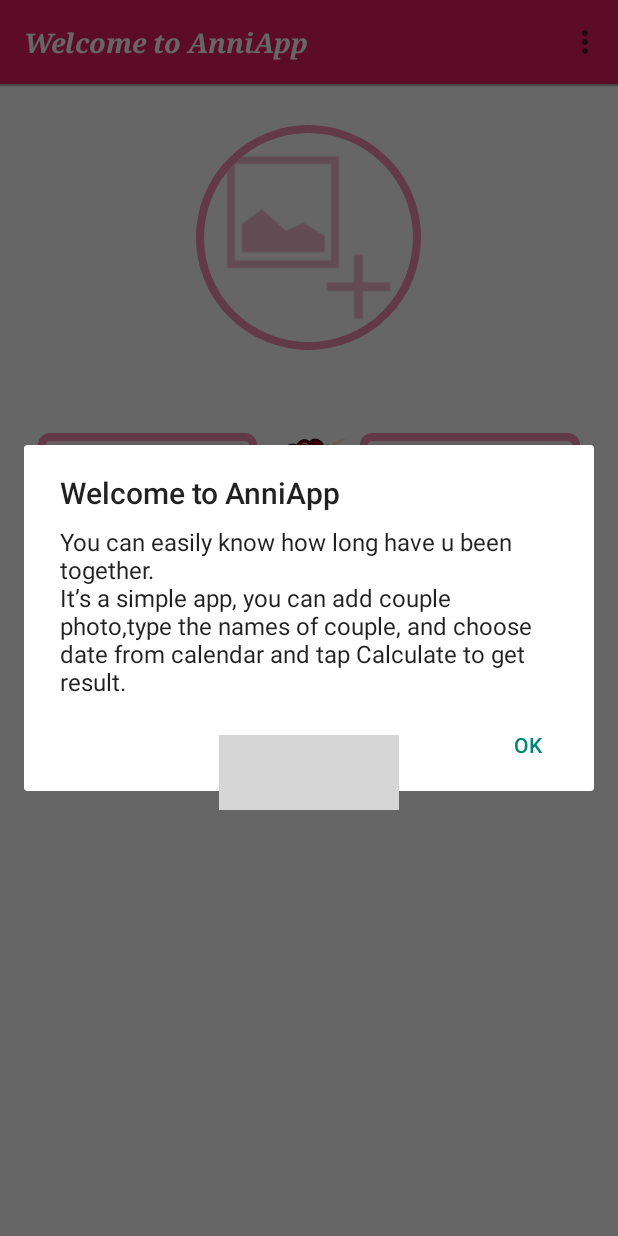
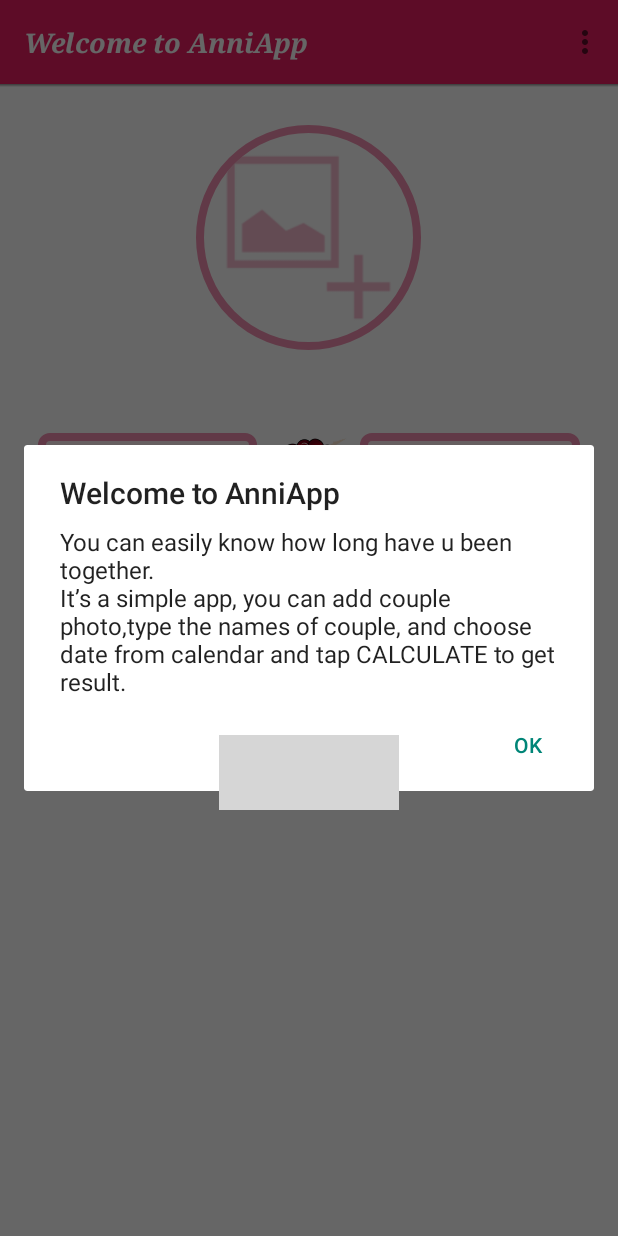
Before and after one commit to KhinThiriSoe/AnniversaryApp, an Android app: the screen it shows after launch (MainActivity), in the options menu, after a tap on "About App", on a phone screen of 412 x 824 dp. Run offline under Robolectric (Android 15) with nearby library versions, the phone set to English and light mode, and no system bars; our stand-ins replace CircleImageView; plain views replace ButtonRectangle; pictures from the network do not load; grey boxes are pictures that could not be loaded.

Commit message:
remove unnecessary codes

```diff
--- a/app/src/main/java/com/example/khinthirisoe/anniapp/MainActivity.java
+++ b/app/src/main/java/com/example/khinthirisoe/anniapp/MainActivity.java
@@ -17,12 +17,10 @@ import android.view.Menu;
 import android.view.MenuItem;
 import android.view.View;
 import android.widget.DatePicker;
-import android.widget.EditText;
 import android.widget.ImageView;
 import android.widget.TextView;
 
 import java.io.File;
-import java.io.FileNotFoundException;
 import java.io.FileOutputStream;
 import java.io.IOException;
 import java.util.Calendar;
@@ -37,6 +35,7 @@ public class MainActivity extends AppCompatActivity {
     private int month_x;
     private int day_x;
     static final int DATE_DIALOG_ID = 999;
+
     private ImageView img_calendar;
     private TextView txt_choosedate;
     private TextView txt_setdate;
@@ -128,12 +127,6 @@ public class MainActivity extends AppCompatActivity {
 
     public void btnCalculate(View view) {
 
-        EditText et_boy_name = (EditText) findViewById(R.id.boy_name);
-        EditText et_girl_name = (EditText) findViewById(R.id.girl_name);
-
-        et_boy_name.setFocusable(false);
-        et_girl_name.setFocusable(false);
-
         Calendar cal = Calendar.getInstance();
         cal.set(Calendar.DAY_OF_MONTH, day_x);
         cal.set(Calendar.MONTH, month_x - 1);
@@ -163,7 +156,6 @@ public class MainActivity extends AppCompatActivity {
         });
         AlertDialog alert = builder.create();
         alert.show();
-
     }
 
     private void takeScreenshot() {
@@ -186,8 +178,6 @@ public class MainActivity extends AppCompatActivity {
             fos.flush();
             fos.close();
             openScreenshot(imagePath);
-        } catch (FileNotFoundException e) {
-            Log.e("GREC", e.getMessage(), e);
         } catch (IOException e) {
             Log.e("GREC", e.getMessage(), e);
         }
@@ -205,7 +195,6 @@ public class MainActivity extends AppCompatActivity {
 
     @Override
     public boolean onCreateOptionsMenu(Menu menu) {
-        // Inflate the menu; this adds items to the action bar if it is present.
         getMenuInflater().inflate(R.menu.menu_main, menu);
         return true;
     }
@@ -221,7 +210,7 @@ public class MainActivity extends AppCompatActivity {
                 builder.setMessage("You can easily know how long have u been together.\n" +
                         "It’s a simple app, you can add couple photo," +
                         "type the names of couple, and choose date from calendar " +
-                        "and tap Calculate to get result.");
+                        "and tap CALCULATE to get result.");
                 builder.setNegativeButton("OK", new DialogInterface.OnClickListener() {
                     public void onClick(DialogInterface dialog, int which) {
                         dialog.cancel();
--- a/app/src/main/res/layout/activity_main.xml
+++ b/app/src/main/res/layout/activity_main.xml
@@ -61,11 +61,14 @@
             android:layout_marginTop="30dp"
             android:layout_weight="5"
             android:background="@drawable/editextstyle"
+            android:cursorVisible="true"
             android:ellipsize="start"
+            android:fontFamily="serif"
             android:gravity="center"
             android:hint="BOY NAME"
             android:inputType="text"
-            android:textSize="10sp" />
+            android:textSize="10sp"
+            android:textStyle="bold" />
 
         <ImageView
             android:layout_width="0dp"
@@ -85,11 +88,14 @@
             android:layout_marginTop="30dp"
             android:layout_weight="5"
             android:background="@drawable/editextstyle"
+            android:cursorVisible="true"
             android:ellipsize="start"
+            android:fontFamily="serif"
             android:gravity="center"
             android:hint="GIRL NAME"
             android:inputType="text"
-            android:textSize="10sp" />
+            android:textSize="10sp"
+            android:textStyle="bold" />
     </LinearLayout>
 
     <LinearLayout
@@ -172,10 +178,10 @@
         android:layout_width="120dp"
         android:layout_height="50dp"
         android:layout_gravity="center_horizontal"
+        android:layout_marginTop="@dimen/standard_margin"
         android:background="@color/pink_normal"
         android:onClick="btnCalculate"
         android:padding="8dp"
-        android:layout_marginTop="@dimen/standard_margin"
         android:text="@string/calculate"
         android:textSize="5sp"
         android:typeface="serif" />
```
